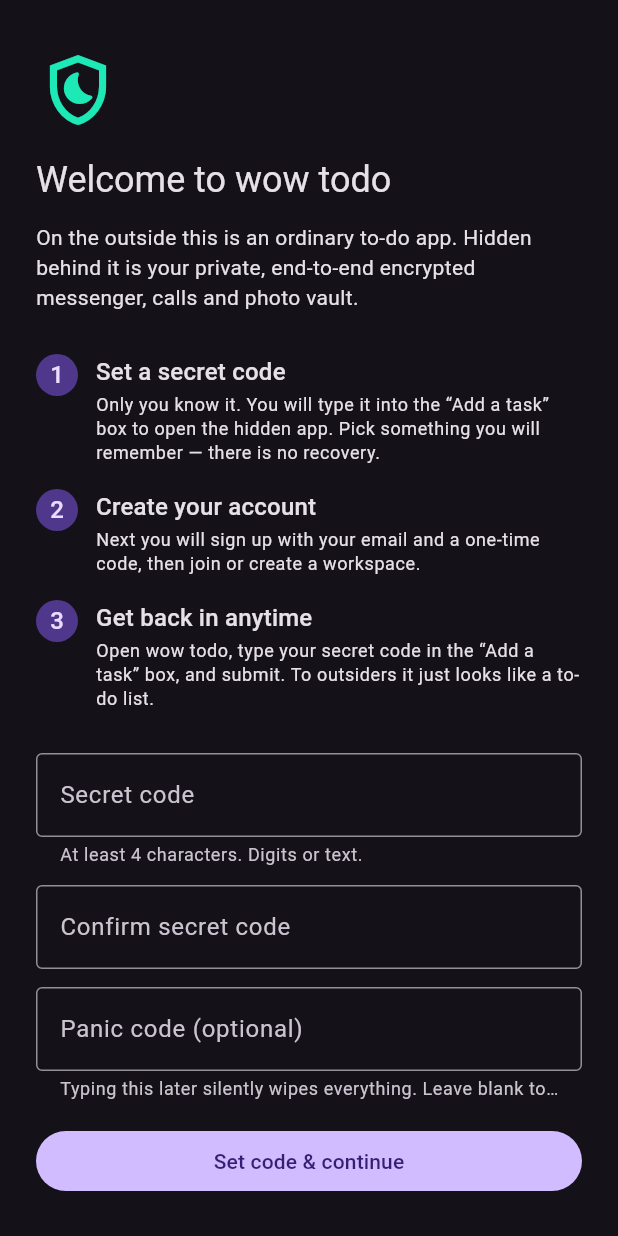
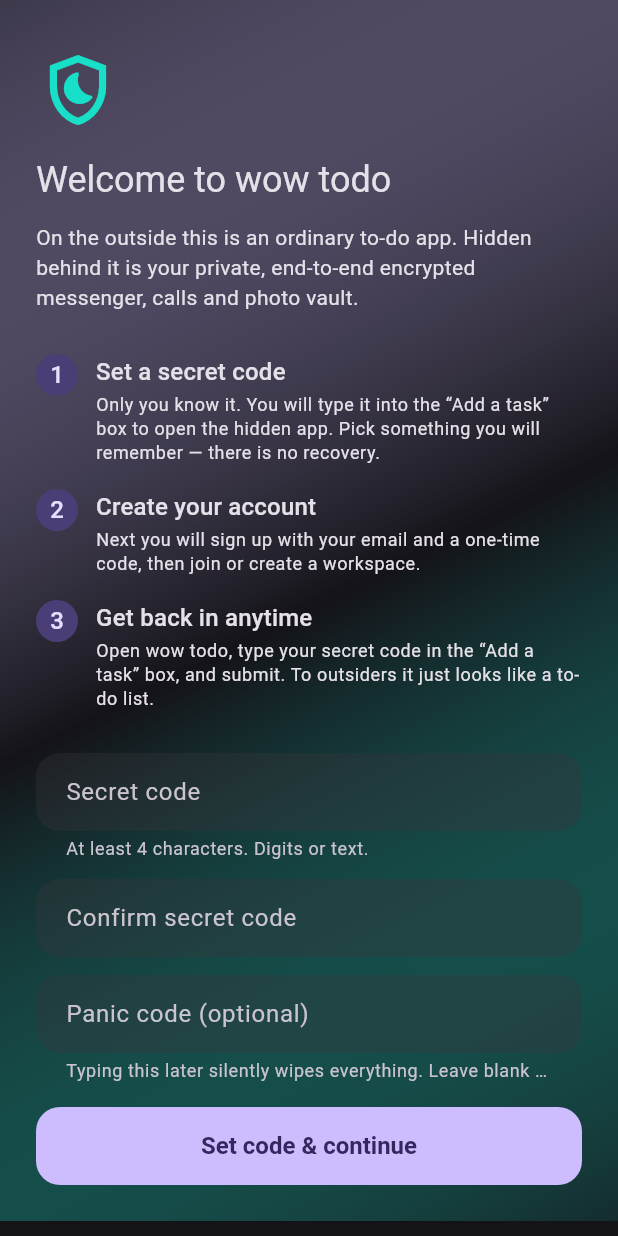
Before and after one commit to vorynto/wow-chat, a Flutter app: the screen it shows after launch, on a phone screen of 412 x 824 dp. Run offline on Flutter 3.47's test engine with Material 3 defaults, Android fonts, the phone set to English and light mode, and no system bars; drawn by our look-alikes of flutter_animate; our stand-ins replace emoji_picker_flutter, file_picker, flutter_riverpod, flutter_secure_storage, open_filex, permission_handler and 3 more; missing offline and left inert: cryptography, flutter_webrtc, flutter_windowmanager_plus, libsignal_protocol_dart, photo_manager; accounts and stored records are empty.

Commit message:
Modernize UI: Material 3 theme + animations
- Central AppTheme (violet->teal seed, M3, rounded filled inputs/buttons, styled
  NavigationBar/cards/dialogs/sheets, zoom page transitions). System font only —
  no runtime Google Fonts download (privacy).
- Hero gradient + staggered fade/slide entrance on Welcome and Sign-in screens.
- Animated (fade + slide) tab switching in the home shell.
- flutter_animate dependency.

Co-Authored-By: Claude Opus 4.8 <noreply@anthropic.com>
Claude-Session: https://claude.ai/code/session_014amAAFXWkdfPtJnwYkRJXs

```diff
--- a/lib/app.dart
+++ b/lib/app.dart
@@ -1,6 +1,7 @@
 import 'package:flutter/material.dart';
 
 import 'core/storage/first_run.dart';
+import 'core/theme/app_theme.dart';
 import 'features/decoy/todo_screen.dart';
 import 'features/decoy/vault_shell.dart';
 import 'features/onboarding/welcome_screen.dart';
@@ -17,7 +18,9 @@ class WowChatApp extends StatelessWidget {
     return MaterialApp(
       title: 'wow todo',
       debugShowCheckedModeBanner: false,
-      theme: ThemeData.dark(useMaterial3: true),
+      theme: AppTheme.light(),
+      darkTheme: AppTheme.dark(),
+      themeMode: ThemeMode.dark,
       home: const _RootGate(),
     );
   }
--- /dev/null
+++ b/lib/core/theme/app_theme.dart
@@ -0,0 +1,100 @@
+import 'package:flutter/material.dart';
+
+/// Central modern theme for wow-chat. Material 3, a violet→teal seed, rounded shapes and smooth
+/// page transitions. Uses the bundled system font (no runtime font downloads — this is a
+/// privacy-first app and must not call out to Google Fonts).
+class AppTheme {
+  static const seed = Color(0xFF7C4DFF); // modern violet
+  static const accent = Color(0xFF18E0C8); // teal accent
+
+  static ThemeData dark() => _build(Brightness.dark);
+  static ThemeData light() => _build(Brightness.light);
+
+  static ThemeData _build(Brightness brightness) {
+    final scheme = ColorScheme.fromSeed(
+      seedColor: seed,
+      brightness: brightness,
+    ).copyWith(secondary: accent);
+
+    final base = ThemeData(
+      useMaterial3: true,
+      colorScheme: scheme,
+      scaffoldBackgroundColor: scheme.surface,
+    );
+
+    const radius = 16.0;
+    final shape = RoundedRectangleBorder(borderRadius: BorderRadius.circular(radius));
+
+    return base.copyWith(
+      pageTransitionsTheme: const PageTransitionsTheme(builders: {
+        TargetPlatform.android: ZoomPageTransitionsBuilder(),
+        TargetPlatform.iOS: CupertinoPageTransitionsBuilder(),
+      }),
+      appBarTheme: AppBarTheme(
+        centerTitle: false,
+        backgroundColor: scheme.surface,
+        surfaceTintColor: Colors.transparent,
+        elevation: 0,
+        titleTextStyle: TextStyle(
+          fontSize: 20, fontWeight: FontWeight.w600, color: scheme.onSurface),
+      ),
+      cardTheme: CardThemeData(
+        shape: shape,
+        clipBehavior: Clip.antiAlias,
+        elevation: 0,
+        color: scheme.surfaceContainerHighest.withValues(alpha: 0.4),
+      ),
+      inputDecorationTheme: InputDecorationTheme(
+        filled: true,
+        fillColor: scheme.surfaceContainerHighest.withValues(alpha: 0.35),
+        border: OutlineInputBorder(
+          borderRadius: BorderRadius.circular(radius), borderSide: BorderSide.none),
+        enabledBorder: OutlineInputBorder(
+          borderRadius: BorderRadius.circular(radius), borderSide: BorderSide.none),
+        focusedBorder: OutlineInputBorder(
+          borderRadius: BorderRadius.circular(radius),
+          borderSide: BorderSide(color: scheme.primary, width: 1.5)),
+        contentPadding: const EdgeInsets.symmetric(horizontal: 16, vertical: 14),
+      ),
+      filledButtonTheme: FilledButtonThemeData(
+        style: FilledButton.styleFrom(
+          minimumSize: const Size(0, 52),
+          shape: RoundedRectangleBorder(borderRadius: BorderRadius.circular(radius)),
+          textStyle: const TextStyle(fontSize: 16, fontWeight: FontWeight.w600),
+        ),
+      ),
+      navigationBarTheme: NavigationBarThemeData(
+        backgroundColor: scheme.surface,
+        indicatorColor: scheme.primary.withValues(alpha: 0.18),
+        elevation: 0,
+        labelTextStyle: const WidgetStatePropertyAll(
+          TextStyle(fontSize: 12, fontWeight: FontWeight.w500)),
+      ),
+      snackBarTheme: SnackBarThemeData(
+        behavior: SnackBarBehavior.floating,
+        shape: shape,
+      ),
+      dialogTheme: DialogThemeData(shape: shape),
+      bottomSheetTheme: const BottomSheetThemeData(
+        shape: RoundedRectangleBorder(
+          borderRadius: BorderRadius.vertical(top: Radius.circular(24))),
+      ),
+    );
+  }
+
+  /// A soft background gradient for hero screens (welcome, sign-in).
+  static BoxDecoration heroGradient(BuildContext context) {
+    final s = Theme.of(context).colorScheme;
+    return BoxDecoration(
+      gradient: LinearGradient(
+        begin: Alignment.topLeft,
+        end: Alignment.bottomRight,
+        colors: [
+          s.primary.withValues(alpha: 0.22),
+          s.surface,
+          s.secondary.withValues(alpha: 0.12),
+        ],
+      ),
+    );
+  }
+}
--- a/lib/features/auth/sign_in_screen.dart
+++ b/lib/features/auth/sign_in_screen.dart
@@ -1,8 +1,10 @@
 import 'dart:async';
 import 'package:flutter/material.dart';
 import 'package:flutter_riverpod/flutter_riverpod.dart';
+import 'package:flutter_animate/flutter_animate.dart';
 
 import '../../core/providers.dart';
+import '../../core/theme/app_theme.dart';
 
 /// Create an account (or sign in) with email + a one-time code. No password.
 /// Entering a new email creates the account; the emailed code verifies it.
@@ -74,7 +76,10 @@ class _SignInScreenState extends ConsumerState<SignInScreen> {
   Widget build(BuildContext context) {
     return Scaffold(
       appBar: AppBar(title: const Text('Create account')),
-      body: Padding(
+      body: Container(
+        width: double.infinity,
+        decoration: AppTheme.heroGradient(context),
+        child: SingleChildScrollView(
         padding: const EdgeInsets.all(24),
         child: Column(
           crossAxisAlignment: CrossAxisAlignment.stretch,
@@ -131,6 +136,7 @@ class _SignInScreenState extends ConsumerState<SignInScreen> {
               ),
             ],
           ],
+        ).animate().fadeIn(duration: 350.ms).slideY(begin: 0.1),
         ),
       ),
     );
--- a/lib/features/home/home_shell.dart
+++ b/lib/features/home/home_shell.dart
@@ -57,7 +57,18 @@ class _HomeShellState extends ConsumerState<HomeShell> {
   @override
   Widget build(BuildContext context) {
     return Scaffold(
-      body: _pages[_index],
+      body: AnimatedSwitcher(
+        duration: const Duration(milliseconds: 280),
+        switchInCurve: Curves.easeOutCubic,
+        transitionBuilder: (child, anim) => FadeTransition(
+          opacity: anim,
+          child: SlideTransition(
+            position: Tween(begin: const Offset(0, 0.03), end: Offset.zero).animate(anim),
+            child: child,
+          ),
+        ),
+        child: KeyedSubtree(key: ValueKey(_index), child: _pages[_index]),
+      ),
       bottomNavigationBar: NavigationBar(
         selectedIndex: _index,
         onDestinationSelected: (i) => setState(() => _index = i),
--- a/lib/features/onboarding/welcome_screen.dart
+++ b/lib/features/onboarding/welcome_screen.dart
@@ -1,6 +1,8 @@
 import 'package:flutter/material.dart';
+import 'package:flutter_animate/flutter_animate.dart';
 
 import '../../core/storage/access_code.dart';
+import '../../core/theme/app_theme.dart';
 
 /// One-time first-run welcome. Explains the disguised-messenger concept to the owner and lets
 /// them set their own secret code (and optional panic code). Shown only on first launch; after
@@ -54,41 +56,45 @@ class _WelcomeScreenState extends State<WelcomeScreen> {
   Widget build(BuildContext context) {
     final t = Theme.of(context).textTheme;
     return Scaffold(
-      body: SafeArea(
+      body: Container(
+        decoration: AppTheme.heroGradient(context),
+        child: SafeArea(
           child: SingleChildScrollView(
             padding: const EdgeInsets.all(24),
             child: Column(
               crossAxisAlignment: CrossAxisAlignment.start,
               children: [
                 const SizedBox(height: 8),
-              Icon(Icons.shield_moon_outlined, size: 56, color: Colors.tealAccent.shade400),
+                Icon(Icons.shield_moon_outlined, size: 56, color: AppTheme.accent)
+                    .animate().fadeIn(duration: 500.ms).scale(begin: const Offset(0.6, 0.6)),
                 const SizedBox(height: 16),
-              Text('Welcome to wow todo', style: t.headlineSmall),
+                Text('Welcome to wow todo', style: t.headlineSmall)
+                    .animate().fadeIn(delay: 150.ms, duration: 400.ms).slideY(begin: 0.2),
                 const SizedBox(height: 12),
                 Text(
                   'On the outside this is an ordinary to-do app. Hidden behind it is your private, '
                   'end-to-end encrypted messenger, calls and photo vault.',
                   style: t.bodyMedium,
-              ),
+                ).animate().fadeIn(delay: 250.ms, duration: 400.ms),
                 const SizedBox(height: 20),
-              _Step(
+                const _Step(
                   n: '1',
                   title: 'Set a secret code',
                   body: 'Only you know it. You will type it into the “Add a task” box to open the '
                       'hidden app. Pick something you will remember — there is no recovery.',
-              ),
-              _Step(
+                ).animate().fadeIn(delay: 350.ms).slideX(begin: 0.15),
+                const _Step(
                   n: '2',
                   title: 'Create your account',
                   body: 'Next you will sign up with your email and a one-time code, then join or '
                       'create a workspace.',
-              ),
-              _Step(
+                ).animate().fadeIn(delay: 450.ms).slideX(begin: 0.15),
+                const _Step(
                   n: '3',
                   title: 'Get back in anytime',
                   body: 'Open wow todo, type your secret code in the “Add a task” box, and submit. '
                       'To outsiders it just looks like a to-do list.',
-              ),
+                ).animate().fadeIn(delay: 550.ms).slideX(begin: 0.15),
                 const SizedBox(height: 20),
               TextField(
                 controller: _code,
@@ -132,8 +138,9 @@ class _WelcomeScreenState extends State<WelcomeScreen> {
                       ? const SizedBox(height: 18, width: 18, child: CircularProgressIndicator(strokeWidth: 2))
                       : const Text('Set code & continue'),
                 ),
+              ).animate().fadeIn(delay: 650.ms).slideY(begin: 0.3),
+            ],
           ),
-            ],
         ),
       ),
       ),
--- a/pubspec.yaml
+++ b/pubspec.yaml
@@ -46,6 +46,9 @@ dependencies:
   flutter_riverpod: ^2.5.1
   go_router: ^14.2.0
 
+  # UI polish / animations
+  flutter_animate: ^4.5.0
+
   # Native stealth bridge (secret dial code / decoy) uses a platform channel — see android/.
 
 dev_dependencies:
```
Lines whose indentation alone changed are shown as unchanged.
